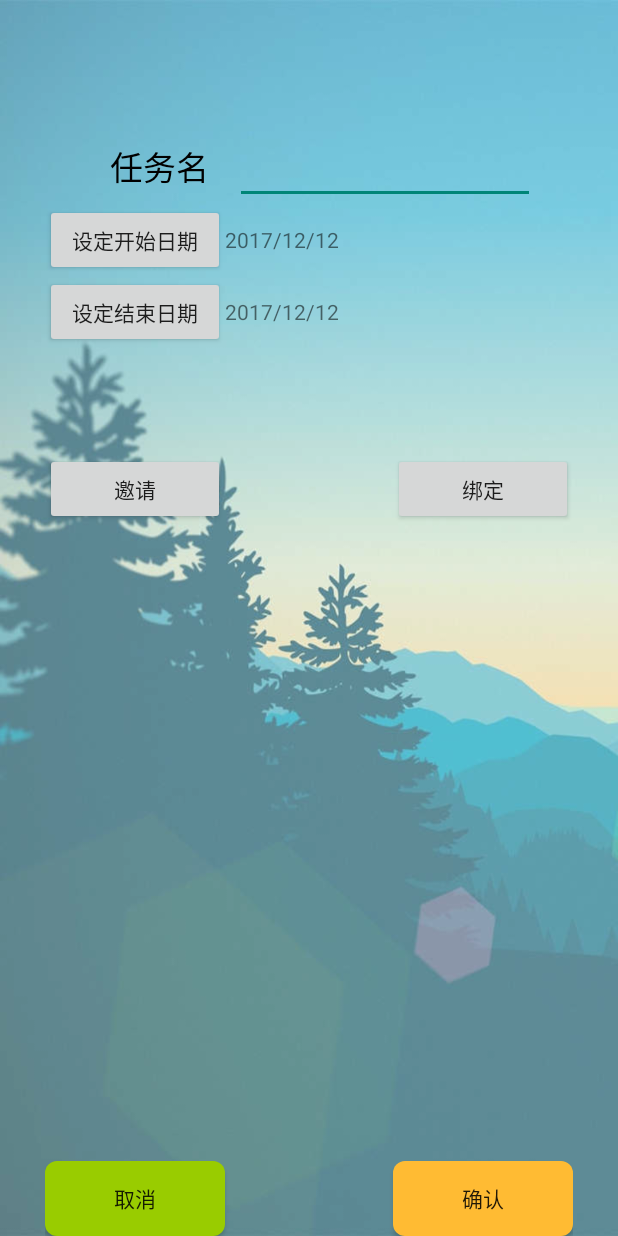
After one commit to Dafenghh/PairGo, an Android app: the CreateTask screen opened directly, with no data from a screen before it, on a phone screen of 412 x 824 dp. The commit adds this screen. Run offline under Robolectric (Android 15) with nearby library versions, the phone set to English and light mode, and no system bars.

Commit message:
create task

```diff
--- a/app/src/main/AndroidManifest.xml
+++ b/app/src/main/AndroidManifest.xml
@@ -22,7 +22,8 @@
         <activity
             android:name=".TaskDetail"
             android:label="@string/title_activity_task_detail"
-            android:theme="@style/Theme.AppCompat.Light.NoActionBar"></activity>
+            android:theme="@style/Theme.AppCompat.Light.NoActionBar" />
+        <activity android:name=".CreateTask"></activity>
     </application>
 
 </manifest>
--- /dev/null
+++ b/app/src/main/java/cn/edu/sysu/competition/CreateTask.java
@@ -0,0 +1,124 @@
+package cn.edu.sysu.competition;
+
+import android.app.DatePickerDialog;
+import android.app.Dialog;
+import android.support.v7.app.AppCompatActivity;
+import android.os.Bundle;
+import android.view.View;
+import android.widget.Button;
+import android.widget.DatePicker;
+import android.widget.EditText;
+import android.widget.TextView;
+import android.widget.Toast;
+
+import java.util.*;
+
+public class CreateTask extends AppCompatActivity {
+    private DatePicker datePicker;
+    private Calendar calendar_1, calendar_2;
+    private TextView startDateView, endDateView;
+    private EditText taskNameInput;
+    @Override
+    protected void onCreate(Bundle savedInstanceState) {
+        super.onCreate(savedInstanceState);
+        setContentView(R.layout.activity_create_task);
+        taskNameInput = (EditText) findViewById(R.id.input_task_name);
+        startDateView = (TextView) findViewById(R.id.text_view_start_date);
+        endDateView = (TextView) findViewById(R.id.text_view_end_date);
+        calendar_1 = Calendar.getInstance();
+        calendar_2 = Calendar.getInstance();
+        showDate(startDateView, calendar_1.get(Calendar.YEAR),
+                calendar_1.get(Calendar.MONTH),calendar_1.get(Calendar.DAY_OF_MONTH));
+        showDate(endDateView, calendar_2.get(Calendar.YEAR),
+                calendar_2.get(Calendar.MONTH),calendar_2.get(Calendar.DAY_OF_MONTH));
+
+    }
+
+    @SuppressWarnings("deprecation")
+    public void setStartDate(View view) {
+        showDialog(999);
+    }
+
+    public void setEndDate(View view) {
+        showDialog(998);
+    }
+
+    public void createTaskCancel(View view) {
+        finish();
+    }
+    public void createTaskSubmit(View view) {
+        String checkResult = checkTaskInfo();
+        if (checkResult == "valid") {
+            List<Task> taskList = TaskListFragment.getTaskList();
+            taskList.add(new Task(0,R.drawable.example1, R.drawable.example2, false
+                    , taskNameInput.getText().toString(), 0, calendar_1.getTime(), calendar_2.getTime()));
+            Toast.makeText(getApplicationContext(), String.valueOf(taskList.size()),
+                    Toast.LENGTH_SHORT)
+                    .show();
+            finish();
+        }
+        else {
+            Toast.makeText(getApplicationContext(), checkResult,
+                    Toast.LENGTH_SHORT)
+                    .show();
+        }
+
+    }
+
+    private String checkTaskInfo() {
+        if (taskNameInput.getText().toString().isEmpty()) return "用户名为空！";
+        Calendar calendar_3 = Calendar.getInstance(); // current time
+        if (calendar_1.before(calendar_3)) return "开始日期早于今天";
+        if (calendar_2.before(calendar_1)) return "结束日期早于开始日期";
+        return "valid";
+    }
+
+    @Override
+    protected Dialog onCreateDialog(int id) {
+        // TODO Auto-generated method stub
+        if (id == 999) {
+            return new DatePickerDialog(this,
+                    startDateListener, calendar_1.get(Calendar.YEAR),
+                    calendar_1.get(Calendar.MONTH),calendar_1.get(Calendar.DAY_OF_MONTH));
+        }
+        else if (id == 998) {
+            return new DatePickerDialog(this,
+                    endDateListener, calendar_2.get(Calendar.YEAR),
+                    calendar_2.get(Calendar.MONTH),calendar_2.get(Calendar.DAY_OF_MONTH));
+        }
+        return null;
+    }
+
+
+    private DatePickerDialog.OnDateSetListener startDateListener = new
+            DatePickerDialog.OnDateSetListener() {
+                @Override
+                public void onDateSet(DatePicker arg0,
+                                      int arg1, int arg2, int arg3) {
+                    // TODO Auto-generated method stub
+                    // arg1 = year
+                    // arg2 = month
+                    // arg3 = day
+                    showDate(startDateView, arg1, arg2, arg3);
+                    calendar_1.set(arg1, arg2, arg3);
+                }
+            };
+    private DatePickerDialog.OnDateSetListener endDateListener = new
+            DatePickerDialog.OnDateSetListener() {
+                @Override
+                public void onDateSet(DatePicker arg0,
+                                      int arg1, int arg2, int arg3) {
+                    // TODO Auto-generated method stub
+                    // arg1 = year
+                    // arg2 = month
+                    // arg3 = day
+                    showDate(endDateView, arg1, arg2, arg3);
+                    calendar_2.set(arg1, arg2, arg3);
+                }
+            };
+
+    private void showDate(TextView dateView, int year, int month, int day) {
+        dateView.setText(new StringBuilder().append(year).append("/")
+                .append(month+1).append("/").append(day));
+    }
+}
--- a/app/src/main/java/cn/edu/sysu/competition/Task.java
+++ b/app/src/main/java/cn/edu/sysu/competition/Task.java
@@ -1,4 +1,6 @@
 package cn.edu.sysu.competition;
+
+import java.util.Date;
 
 /**
  * Created by Emilia on 2017/11/27.
@@ -12,6 +14,8 @@ public class Task {
     private String content;
     private int done;
     private int goal;
+    private Date startDate;
+    private Date endDate;
 
     public Task(int taskID, int icon1, int icon2, boolean isStart,
                 String content, int done, int goal) {
@@ -22,6 +26,20 @@ public class Task {
         this.content = content;
         this.done = done;
         this.goal = goal;
+    }
+
+    public Task(int taskID, int icon1, int icon2, boolean isStart,
+                String content, int done, Date startDate, Date endDate) {
+        this.taskID = taskID;
+        this.icon1 = icon1;
+        this.icon2 = icon2;
+        this.isStart = isStart;
+        this.content = content;
+        this.done = done;
+        this.startDate = startDate;
+        this.endDate = endDate;
+        int diff = (int)(startDate.getTime() - endDate.getTime());//这样得到的差值是微秒级别
+        this.goal = diff / (1000 * 60 * 60 * 24);
     }
 
     public int getTaskID() {
--- a/app/src/main/java/cn/edu/sysu/competition/TaskAdapter.java
+++ b/app/src/main/java/cn/edu/sysu/competition/TaskAdapter.java
@@ -71,7 +71,6 @@ public class TaskAdapter extends RecyclerView.Adapter<TaskAdapter.ViewHolder>{
                         temp2 = holder.icon2.getDrawable().getConstantState().newDrawable();
                 holder.icon1.setImageDrawable(temp2);
                 holder.icon2.setImageDrawable(temp1);
-
             }
         });
 
--- a/app/src/main/java/cn/edu/sysu/competition/TaskListFragment.java
+++ b/app/src/main/java/cn/edu/sysu/competition/TaskListFragment.java
@@ -35,10 +35,8 @@ public class TaskListFragment extends Fragment implements View.OnClickListener{
         taskList.add(exampleTask1);
         taskList.add(exampleTask2);
         taskList.add(exampleTask2);
-        taskList.add(exampleTask2);
-        taskList.add(exampleTask2);
-        taskList.add(exampleTask2);
-        taskList.add(exampleTask2);
+
+
 
         RecyclerView recyclerView = (RecyclerView)view.findViewById(R.id.task_recycler);
         TaskAdapter adapter = new TaskAdapter(taskList);
@@ -55,7 +53,7 @@ public class TaskListFragment extends Fragment implements View.OnClickListener{
     public void onClick(View view) {
         switch(view.getId()) {
             case R.id.add_task_button:
-                Intent intent = new Intent(mContainer.getContext(), TaskDetail.class);
+                Intent intent = new Intent(mContainer.getContext(), CreateTask.class);
                 startActivity(intent);
                 break;
 
--- /dev/null
+++ b/app/src/main/res/layout/activity_create_task.xml
@@ -0,0 +1,165 @@
+<?xml version="1.0" encoding="utf-8"?>
+<FrameLayout xmlns:android="http://schemas.android.com/apk/res/android"
+    android:orientation="vertical"
+    android:layout_width="match_parent"
+    android:layout_height="match_parent"
+
+    android:background="@drawable/bgimage2" >
+
+    <View
+        android:layout_width="match_parent"
+        android:layout_height="match_parent"
+        android:background="#50ffffff" />
+
+    <LinearLayout xmlns:android="http://schemas.android.com/apk/res/android"
+        android:orientation="vertical"
+        android:layout_width="match_parent"
+        android:layout_height="match_parent"
+        android:paddingLeft="30dp"
+        android:paddingRight="30dp">
+
+        <android.support.v4.widget.Space
+            android:layout_width="match_parent"
+            android:layout_height="16dp"
+            android:layout_weight="0.1" />
+
+        <LinearLayout
+            android:layout_width="match_parent"
+            android:layout_height="wrap_content"
+            android:orientation="horizontal"
+            android:gravity="center">
+
+            <TextView
+                android:layout_width="101dp"
+                android:layout_height="wrap_content"
+                android:gravity="center"
+                android:text="任务名"
+                android:textColor="#000000"
+                android:textSize="10pt"
+                android:typeface="sans" />
+
+            <EditText
+                android:id="@+id/input_task_name"
+                android:layout_width="200dp"
+                android:layout_height="50dp"
+                android:layout_gravity="center"
+                android:ems="10"
+                android:inputType="text|textPersonName"
+                android:textColor="#000" />
+        </LinearLayout>
+
+        <LinearLayout
+            android:layout_width="match_parent"
+            android:layout_height="wrap_content"
+            android:orientation="horizontal"
+            android:gravity="center">
+
+            <Button
+                android:id="@+id/button_set_start_date"
+                android:onClick="setStartDate"
+                android:layout_width="120dp"
+                android:layout_height="wrap_content"
+                android:text="设定开始日期" />
+
+            <TextView
+                android:id="@+id/text_view_start_date"
+                android:layout_width="wrap_content"
+                android:layout_height="wrap_content"
+                android:layout_weight="1"
+                android:text="TextView" />
+        </LinearLayout>
+
+        <LinearLayout
+            android:layout_width="match_parent"
+            android:layout_height="wrap_content"
+            android:orientation="horizontal"
+            android:gravity="center">
+
+            <Button
+                android:id="@+id/button_set_end_date"
+                android:onClick="setEndDate"
+                android:layout_width="120dp"
+                android:layout_height="wrap_content"
+                android:text="设定结束日期" />
+
+            <TextView
+                android:id="@+id/text_view_end_date"
+                android:layout_width="wrap_content"
+                android:layout_height="wrap_content"
+                android:layout_weight="1"
+                android:text="TextView" />
+        </LinearLayout>
+
+
+        <android.support.v4.widget.Space
+            android:layout_width="match_parent"
+            android:layout_height="0dp"
+            android:layout_weight="0.1" />
+
+
+    <LinearLayout
+        android:layout_width="match_parent"
+        android:layout_height="wrap_content"
+        android:gravity="center"
+        android:orientation="horizontal">
+        <Button
+            android:id="@+id/button_set_invite_friends"
+
+            android:layout_width="120dp"
+            android:layout_height="wrap_content"
+            android:text="邀请" />
+
+        <android.support.v4.widget.Space
+            android:layout_width="0dp"
+            android:layout_height="match_parent"
+            android:layout_weight="0.6" />
+
+        <Button
+            android:id="@+id/button_bind"
+
+            android:layout_width="120dp"
+            android:layout_height="wrap_content"
+            android:text="绑定" />
+
+
+    </LinearLayout>
+
+
+        <android.support.v4.widget.Space
+            android:layout_width="match_parent"
+            android:layout_height="0dp"
+            android:layout_weight="0.6" />
+
+    <LinearLayout
+        android:layout_width="match_parent"
+        android:layout_height="wrap_content"
+        android:gravity="center">
+
+        <Button
+            android:id="@+id/create_task_cancel"
+            android:layout_width="120dp"
+            android:onClick="createTaskCancel"
+            android:layout_height="50dp"
+            android:background="@drawable/green_button_shape"
+            android:text="取消" />
+
+        <android.support.v4.widget.Space
+            android:layout_width="0dp"
+            android:layout_height="match_parent"
+            android:layout_weight="0.6" />
+
+        <Button
+            android:id="@+id/create_task_do"
+            android:onClick="createTaskSubmit"
+            android:layout_width="120dp"
+            android:layout_height="50dp"
+            android:background="@drawable/button_shape"
+            android:text="确认" />
+    </LinearLayout>
+
+
+
+    </LinearLayout>
+
+
+</FrameLayout>
```
